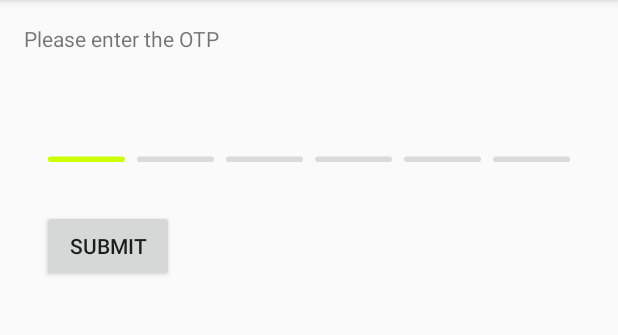
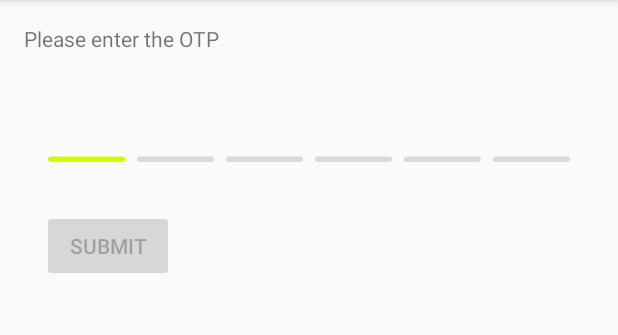
Before and after one commit to swapnil1104/PassCodeText, an Android app: the screen it shows after launch (MainActivity), on a phone screen of 412 x 824 dp, the part 84-419 px from its top. Run offline under Robolectric (Android 15) with nearby library versions, the phone set to English and light mode, and no system bars.

```diff
--- a/app/src/main/java/com/broooapps/otpedittext/MainActivity.java
+++ b/app/src/main/java/com/broooapps/otpedittext/MainActivity.java
@@ -4,9 +4,12 @@ import androidx.appcompat.app.AppCompatActivity;
 
 import android.annotation.SuppressLint;
 import android.os.Bundle;
+import android.util.Log;
 import android.view.View;
+import android.widget.Button;
 import android.widget.TextView;
 
+import com.broooapps.otpedittext2.OnChangeListener;
 import com.broooapps.otpedittext2.OnCompleteListener;
 import com.broooapps.otpedittext2.OtpEditText;
 
@@ -14,6 +17,7 @@ public class MainActivity extends AppCompatActivity {
 
     TextView textDisplay;
     OtpEditText otpEditText;
+    Button submitButton;
 
     @Override
     protected void onCreate(Bundle savedInstanceState) {
@@ -22,6 +26,9 @@ public class MainActivity extends AppCompatActivity {
 
         otpEditText = findViewById(R.id.oev_view);
         textDisplay = findViewById(R.id.text_display);
+        submitButton = findViewById(R.id.submit_button);
+
+        submitButton.setEnabled(false);
 
         otpEditText.setOnCompleteListener(new OnCompleteListener() {
             @SuppressLint("SetTextI18n")
@@ -30,8 +37,16 @@ public class MainActivity extends AppCompatActivity {
                 textDisplay.setText("Entered Value: " + value);
             }
         });
+
+        otpEditText.setOnChangeListener(new OnChangeListener() {
+            @SuppressLint("SetTextI18n")
+            @Override
+            public void onChange(String value) {
+                submitButton.setEnabled(value.length() == otpEditText.getNumCharsMax());
+                Log.v("PassCodeSample", "Entered Value: " + value);
+            }
+        });
     }
-
     public void displayText(View view) {
         String otpValue = otpEditText.getOtpValue();
         if (otpValue != null) {
--- a/app/src/main/res/layout/activity_main.xml
+++ b/app/src/main/res/layout/activity_main.xml
@@ -36,7 +36,7 @@
         tools:layout_editor_absoluteX="0dp" />
 
     <Button
-        android:id="@+id/button"
+        android:id="@+id/submit_button"
         android:layout_width="wrap_content"
         android:layout_height="wrap_content"
         android:onClick="displayText"
@@ -52,7 +52,7 @@
         android:layout_height="wrap_content"
         android:layout_marginTop="15dp"
         app:layout_constraintEnd_toEndOf="parent"
-        app:layout_constraintStart_toEndOf="@+id/button"
+        app:layout_constraintStart_toEndOf="@+id/submit_button"
         app:layout_constraintTop_toBottomOf="@+id/oev_view" />
 
 </androidx.constraintlayout.widget.ConstraintLayout>
--- /dev/null
+++ b/otpedittext2/src/main/java/com/broooapps/otpedittext2/OnChangeListener.java
@@ -0,0 +1,7 @@
+package com.broooapps.otpedittext2;
+
+public interface OnChangeListener {
+
+    void onChange(String value);
+
+}
--- a/otpedittext2/src/main/java/com/broooapps/otpedittext2/OtpEditText.java
+++ b/otpedittext2/src/main/java/com/broooapps/otpedittext2/OtpEditText.java
@@ -11,6 +11,7 @@ import android.graphics.Canvas;
 import android.graphics.Paint;
 
 import androidx.annotation.ColorRes;
+import androidx.annotation.NonNull;
 import androidx.annotation.Nullable;
 import androidx.core.content.ContextCompat;
 import androidx.appcompat.widget.AppCompatEditText;
@@ -63,6 +64,7 @@ public class OtpEditText extends AppCompatEditText implements TextWatcher {
     float[] hintWidth = new float[1];
 
     private OnCompleteListener completeListener;
+    private OnChangeListener changeListener;
 
     public OtpEditText(Context context) {
         super(context);
@@ -194,6 +196,12 @@ public class OtpEditText extends AppCompatEditText implements TextWatcher {
             return String.valueOf(getText());
         }
     }
+
+    @NonNull
+    public int getNumCharsMax() {
+        return (int)mNumChars;
+    }
+
 
     public void triggerErrorAnimation() {
         this.startAnimation(AnimationUtils.loadAnimation(getContext(), R.anim.shake));
@@ -329,11 +337,14 @@ public class OtpEditText extends AppCompatEditText implements TextWatcher {
 
     @Override
     public void afterTextChanged(Editable s) {
-        if (s.length() == mNumChars) {
+        if (changeListener != null) {
+            changeListener.onChange(String.valueOf(s));
+        }
+
+        if (s.length() == mNumChars && completeListener != null) {
             completeListener.onComplete(String.valueOf(s));
         }
     }
-
 
     @Override
     public void setOnClickListener(OnClickListener l) {
@@ -343,4 +354,8 @@ public class OtpEditText extends AppCompatEditText implements TextWatcher {
     public void setOnCompleteListener(OnCompleteListener listener) {
         completeListener = listener;
     }
+
+    public void setOnChangeListener(OnChangeListener listener) {
+        changeListener = listener;
+    }
 }
```
